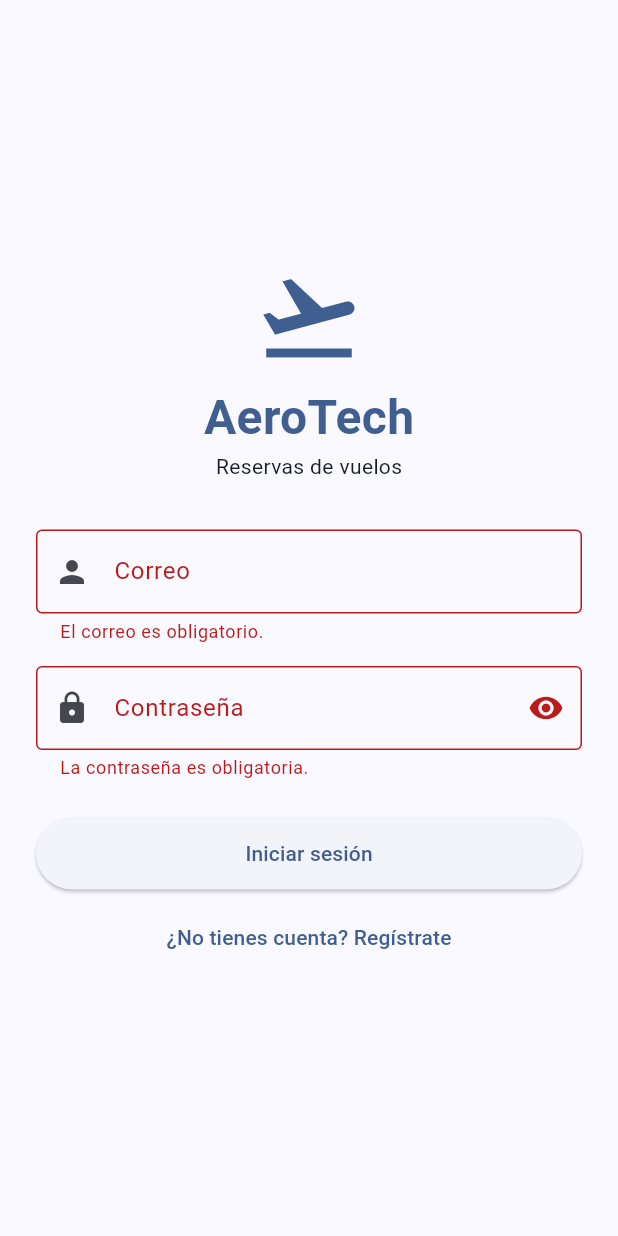
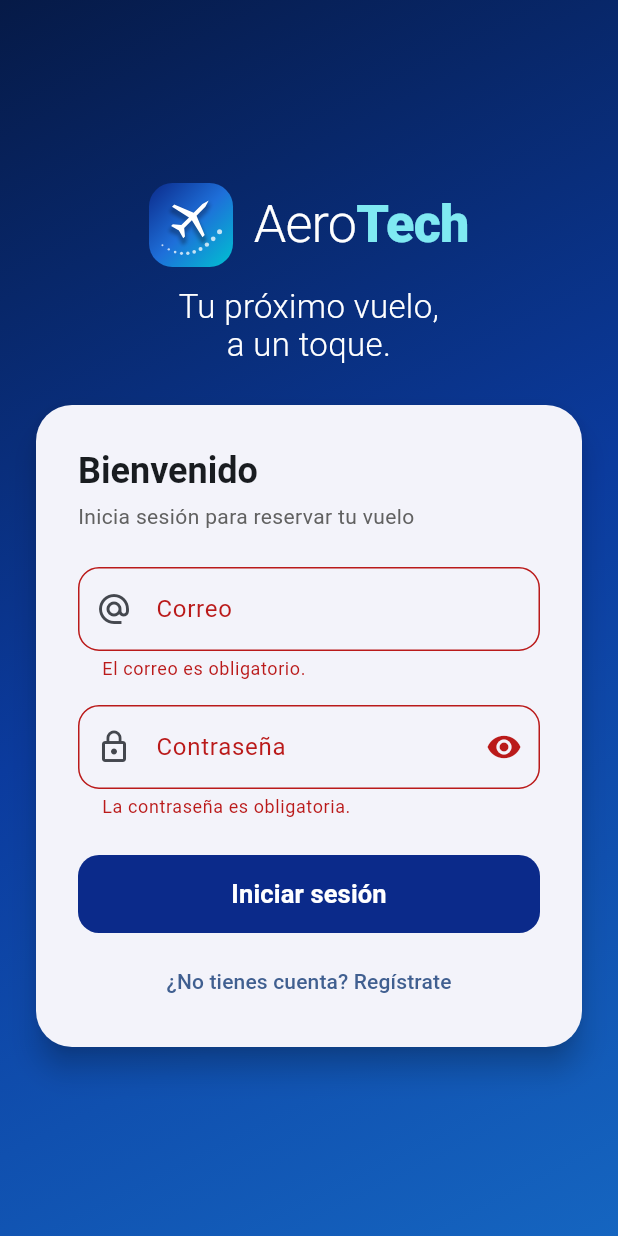
Before and after one commit to kerly1811-mi/AEROTECH, a Flutter app: the screen it shows after launch, after a tap on "Iniciar sesión", on a phone screen of 412 x 824 dp. Run offline on Flutter 3.47's test engine with Material 3 defaults, Android fonts, the phone set to English and light mode, and no system bars; accounts and stored records are empty; network calls fail.

Commit message:
App: logo y login nuevos, cierre automatico de sesion al vencer el token

```diff
--- a/aerotech_app/lib/config.dart
+++ b/aerotech_app/lib/config.dart
@@ -1,3 +1,5 @@
+import 'dart:async';
+
 import 'package:aerotech_app/models/usuario.dart';
 
 class Config {
@@ -7,7 +9,42 @@ class Config {
 
   static bool get sesionActiva => token.isNotEmpty;
 
+  // ---------------------------------------------------------------- expiración automática
+
+  static Timer? _temporizador;
+  static DateTime? _vence;
+
+  /// La registra la app (main.dart): lleva al login y avisa al usuario.
+  static void Function()? alExpirar;
+
+  /// Programa el cierre automático de la sesión cuando el token venza.
+  static void programarExpiracion(Duration duracion) {
+    _temporizador?.cancel();
+    _vence = DateTime.now().add(duracion);
+    if (duracion <= Duration.zero) {
+      expirar();
+      return;
+    }
+    _temporizador = Timer(duracion, expirar);
+  }
+
+  /// Vuelve a comprobar el vencimiento (por ejemplo al volver a la app tras estar en segundo plano,
+  /// cuando el sistema pudo haber detenido el temporizador).
+  static void verificarExpiracion() {
+    final vence = _vence;
+    if (sesionActiva && vence != null && !DateTime.now().isBefore(vence)) expirar();
+  }
+
+  static void expirar() {
+    if (!sesionActiva) return;
+    cerrarSesion();
+    alExpirar?.call();
+  }
+
   static void cerrarSesion() {
+    _temporizador?.cancel();
+    _temporizador = null;
+    _vence = null;
     token = '';
     usuario = null;
   }
--- a/aerotech_app/lib/main.dart
+++ b/aerotech_app/lib/main.dart
@@ -1,19 +1,67 @@
+import 'package:aerotech_app/config.dart';
 import 'package:aerotech_app/pages/login_page.dart';
 import 'package:flutter/material.dart';
 import 'package:flutter_localizations/flutter_localizations.dart';
+
+final navigatorKey = GlobalKey<NavigatorState>();
+final messengerKey = GlobalKey<ScaffoldMessengerState>();
 
 void main() {
   runApp(const MyApp());
 }
 
-class MyApp extends StatelessWidget {
+class MyApp extends StatefulWidget {
   const MyApp({super.key});
+
+  @override
+  State<MyApp> createState() => _MyAppState();
+}
+
+class _MyAppState extends State<MyApp> with WidgetsBindingObserver {
+  @override
+  void initState() {
+    super.initState();
+    WidgetsBinding.instance.addObserver(this);
+    // Al vencer el token se cierra la sesión sin esperar ninguna acción ni respuesta del servidor.
+    Config.alExpirar = _sesionExpirada;
+  }
+
+  @override
+  void dispose() {
+    WidgetsBinding.instance.removeObserver(this);
+    Config.alExpirar = null;
+    super.dispose();
+  }
+
+  @override
+  void didChangeAppLifecycleState(AppLifecycleState state) {
+    if (state == AppLifecycleState.resumed) Config.verificarExpiracion();
+  }
+
+  void _sesionExpirada() {
+    // pushAndRemoveUntil también cierra cualquier diálogo o pantalla abierta.
+    navigatorKey.currentState?.pushAndRemoveUntil(
+      MaterialPageRoute(builder: (context) => const LoginPage()),
+      (route) => false,
+    );
+    messengerKey.currentState
+      ?..hideCurrentSnackBar()
+      ..showSnackBar(
+        const SnackBar(
+          content: Text('Su sesión expiró. Inicie sesión nuevamente.'),
+          backgroundColor: Colors.red,
+          duration: Duration(seconds: 8),
+        ),
+      );
+  }
 
   @override
   Widget build(BuildContext context) {
     return MaterialApp(
       title: 'AeroTech',
       debugShowCheckedModeBanner: false,
+      navigatorKey: navigatorKey,
+      scaffoldMessengerKey: messengerKey,
       locale: const Locale('es'),
       supportedLocales: const [Locale('es')],
       localizationsDelegates: const [
--- a/aerotech_app/lib/pages/home_page.dart
+++ b/aerotech_app/lib/pages/home_page.dart
@@ -4,6 +4,7 @@ import 'package:aerotech_app/pages/reservas_page.dart';
 import 'package:aerotech_app/pages/usuarios_page.dart';
 import 'package:aerotech_app/pages/vuelos_page.dart';
 import 'package:aerotech_app/widgets/boton_cerrar_sesion.dart';
+import 'package:aerotech_app/widgets/logo_aerotech.dart';
 import 'package:flutter/material.dart';
 
 class _Opcion {
@@ -53,7 +54,7 @@ class _HomePageState extends State<HomePage> {
 
     return Scaffold(
       appBar: AppBar(
-        title: const Text('AeroTech'),
+        title: const LogoAeroTech(tamano: 34),
         actions: const [BotonCerrarSesion()],
       ),
       body: Center(
--- a/aerotech_app/lib/pages/login_page.dart
+++ b/aerotech_app/lib/pages/login_page.dart
@@ -2,6 +2,8 @@ import 'package:aerotech_app/pages/home_page.dart';
 import 'package:aerotech_app/pages/registro_page.dart';
 import 'package:aerotech_app/services/api_service.dart';
 import 'package:aerotech_app/services/auth_service.dart';
+import 'package:aerotech_app/widgets/logo_aerotech.dart';
+import 'package:aerotech_app/widgets/ruta_mundial.dart';
 import 'package:flutter/material.dart';
 
 class LoginPage extends StatefulWidget {
@@ -85,50 +87,45 @@ class _LoginPageState extends State<LoginPage> {
     }
   }
 
-  @override
-  Widget build(BuildContext context) {
-    final color = Theme.of(context).colorScheme.primary;
+  Widget _formulario() {
+    final colors = Theme.of(context).colorScheme;
 
-    return Scaffold(
-      body: Center(
-        child: SingleChildScrollView(
-          padding: const EdgeInsets.all(24),
-          child: ConstrainedBox(
-            constraints: const BoxConstraints(maxWidth: 400),
+    return Card(
+      elevation: 8,
+      shape: RoundedRectangleBorder(borderRadius: BorderRadius.circular(24)),
+      child: Padding(
+        padding: const EdgeInsets.fromLTRB(28, 28, 28, 20),
         child: Form(
           key: _formKey,
           child: Column(
+            mainAxisSize: MainAxisSize.min,
+            crossAxisAlignment: CrossAxisAlignment.stretch,
             children: [
-                  Icon(Icons.flight_takeoff, size: 72, color: color),
-                  const SizedBox(height: 8),
               Text(
-                    'AeroTech',
-                    style: TextStyle(
-                      fontSize: 32,
-                      fontWeight: FontWeight.bold,
-                      color: color,
+                'Bienvenido',
+                style: Theme.of(context).textTheme.headlineSmall?.copyWith(fontWeight: FontWeight.bold),
               ),
-                  ),
-                  const Text('Reservas de vuelos'),
-                  const SizedBox(height: 32),
+              const SizedBox(height: 4),
+              Text('Inicia sesión para reservar tu vuelo', style: TextStyle(color: Colors.grey[700])),
+              const SizedBox(height: 24),
               TextFormField(
                 controller: correoController,
                 keyboardType: TextInputType.emailAddress,
-                    decoration: const InputDecoration(
+                decoration: InputDecoration(
                   labelText: 'Correo',
-                      prefixIcon: Icon(Icons.person),
-                      border: OutlineInputBorder(),
+                  prefixIcon: const Icon(Icons.alternate_email),
+                  border: OutlineInputBorder(borderRadius: BorderRadius.circular(14)),
                 ),
                 validator: _validateCorreo,
               ),
-                  const SizedBox(height: 15),
+              const SizedBox(height: 16),
               TextFormField(
                 controller: passwordController,
                 obscureText: _ocultar,
                 decoration: InputDecoration(
                   labelText: 'Contraseña',
-                      prefixIcon: const Icon(Icons.lock),
-                      border: const OutlineInputBorder(),
+                  prefixIcon: const Icon(Icons.lock_outline),
+                  border: OutlineInputBorder(borderRadius: BorderRadius.circular(14)),
                   suffixIcon: IconButton(
                     icon: Icon(_ocultar ? Icons.visibility : Icons.visibility_off),
                     onPressed: () => setState(() => _ocultar = !_ocultar),
@@ -137,27 +134,31 @@ class _LoginPageState extends State<LoginPage> {
                 validator: _validatePassword,
                 onFieldSubmitted: (_) => _login(),
               ),
-                  const SizedBox(height: 25),
+              const SizedBox(height: 24),
               SizedBox(
-                    width: double.infinity,
-                    height: 48,
-                    child: ElevatedButton(
+                height: 52,
+                child: FilledButton(
+                  style: FilledButton.styleFrom(
+                    backgroundColor: const Color(0xFF0B2A8A),
+                    shape: RoundedRectangleBorder(borderRadius: BorderRadius.circular(14)),
+                  ),
                   onPressed: _isLoading ? null : _login,
                   child: _isLoading
                       ? const SizedBox(
-                              height: 20,
-                              width: 20,
-                              child: CircularProgressIndicator(strokeWidth: 2),
+                          height: 22,
+                          width: 22,
+                          child: CircularProgressIndicator(strokeWidth: 2.5, color: Colors.white),
                         )
-                          : const Text('Iniciar sesión'),
+                      : const Text('Iniciar sesión', style: TextStyle(fontSize: 17, fontWeight: FontWeight.bold)),
                 ),
               ),
               if (_isLoading)
-                    const Padding(
-                      padding: EdgeInsets.only(top: 12),
+                Padding(
+                  padding: const EdgeInsets.only(top: 12),
                   child: Text(
                     'La primera conexión puede tardar hasta un minuto.',
-                        style: TextStyle(fontSize: 12),
+                    textAlign: TextAlign.center,
+                    style: TextStyle(fontSize: 12, color: Colors.grey[700]),
                   ),
                 ),
               const SizedBox(height: 8),
@@ -166,12 +167,104 @@ class _LoginPageState extends State<LoginPage> {
                   context,
                   MaterialPageRoute(builder: (context) => const RegistroPage()),
                 ),
-                    child: const Text('¿No tienes cuenta? Regístrate'),
+                child: Text('¿No tienes cuenta? Regístrate', style: TextStyle(color: colors.primary)),
               ),
             ],
           ),
         ),
       ),
+    );
+  }
+
+  Widget _portada({required bool ancho}) {
+    return Column(
+      mainAxisSize: MainAxisSize.min,
+      crossAxisAlignment: ancho ? CrossAxisAlignment.start : CrossAxisAlignment.center,
+      children: [
+        LogoAeroTech(tamano: ancho ? 72 : 56, claro: true),
+        const SizedBox(height: 14),
+        Text(
+          'Tu próximo vuelo,\na un toque.',
+          textAlign: ancho ? TextAlign.start : TextAlign.center,
+          style: TextStyle(
+            color: Colors.white,
+            fontSize: ancho ? 40 : 22,
+            fontWeight: FontWeight.w300,
+            height: 1.15,
+          ),
+        ),
+        if (ancho) ...[
+          const SizedBox(height: 10),
+          const Text(
+            'Compara destinos, elige tu asiento y viaja con un solo comprobante.',
+            style: TextStyle(color: Colors.white70, fontSize: 16),
+          ),
+          const SizedBox(height: 28),
+          const SizedBox(
+            width: 520,
+            child: RutaMundial(
+              origenLat: -0.1292,
+              origenLon: -78.3575,
+              destinoLat: 40.4983,
+              destinoLon: -3.5676,
+              origenCodigo: 'UIO',
+              destinoCodigo: 'MAD',
+            ),
+          ),
+        ],
+      ],
+    );
+  }
+
+  @override
+  Widget build(BuildContext context) {
+    return Scaffold(
+      body: Container(
+        decoration: const BoxDecoration(
+          gradient: LinearGradient(
+            begin: Alignment.topLeft,
+            end: Alignment.bottomRight,
+            colors: [Color(0xFF061A47), Color(0xFF0B3B9E), Color(0xFF1565C0)],
+          ),
+        ),
+        child: LayoutBuilder(
+          builder: (context, c) {
+            final ancho = c.maxWidth >= 900;
+
+            if (ancho) {
+              return Center(
+                child: SingleChildScrollView(
+                  padding: const EdgeInsets.all(40),
+                  child: Row(
+                    mainAxisSize: MainAxisSize.min,
+                    crossAxisAlignment: CrossAxisAlignment.center,
+                    children: [
+                      Flexible(child: _portada(ancho: true)),
+                      const SizedBox(width: 64),
+                      SizedBox(width: 420, child: _formulario()),
+                    ],
+                  ),
+                ),
+              );
+            }
+
+            return Center(
+              child: SingleChildScrollView(
+                padding: const EdgeInsets.all(20),
+                child: ConstrainedBox(
+                  constraints: const BoxConstraints(maxWidth: 440),
+                  child: Column(
+                    mainAxisSize: MainAxisSize.min,
+                    children: [
+                      _portada(ancho: false),
+                      const SizedBox(height: 24),
+                      _formulario(),
+                    ],
+                  ),
+                ),
+              ),
+            );
+          },
         ),
       ),
     );
--- a/aerotech_app/lib/pages/vuelos_page.dart
+++ b/aerotech_app/lib/pages/vuelos_page.dart
@@ -10,6 +10,7 @@ import 'package:aerotech_app/widgets/aeropuerto_field.dart';
 import 'package:aerotech_app/widgets/boton_inicio.dart';
 import 'package:aerotech_app/widgets/boton_cerrar_sesion.dart';
 import 'package:aerotech_app/widgets/error_view.dart';
+import 'package:aerotech_app/widgets/logo_aerotech.dart';
 import 'package:aerotech_app/widgets/selector_fechas.dart';
 import 'package:flutter/material.dart';
 
@@ -597,7 +598,7 @@ class _VuelosPageState extends State<VuelosPage> {
   Widget build(BuildContext context) {
     return Scaffold(
       appBar: AppBar(
-        title: Text(widget.inicio ? 'AeroTech' : 'Buscar vuelos'),
+        title: widget.inicio ? const LogoAeroTech(tamano: 34) : const Text('Buscar vuelos'),
         actions: [
           if (!widget.inicio) const BotonInicio(),
           const BotonCerrarSesion(),
--- a/aerotech_app/lib/services/auth_service.dart
+++ b/aerotech_app/lib/services/auth_service.dart
@@ -18,6 +18,14 @@ class AuthService extends ApiService {
           final body = decode(response);
           Config.token = body['token'];
           Config.usuario = Usuario.fromJson(body['usuario']);
+          // Cierre automático al vencer el token (se usa la duración, no la hora, para no depender del reloj).
+          final segundos = (body['expira_en_segundos'] as num?)?.toInt();
+          if (segundos != null) {
+            Config.programarExpiracion(Duration(seconds: segundos));
+          } else if (body['expiracion'] != null) {
+            final vence = DateTime.tryParse(body['expiracion'].toString());
+            if (vence != null) Config.programarExpiracion(vence.difference(DateTime.now()));
+          }
           return Config.usuario!;
         }
 
--- /dev/null
+++ b/aerotech_app/lib/widgets/logo_aerotech.dart
@@ -0,0 +1,116 @@
+import 'dart:math' as math;
+
+import 'package:flutter/material.dart';
+
+/// Marca de AeroTech: avión sobre una órbita, dentro de un cuadrado redondeado con degradado.
+class MarcaAeroTech extends StatelessWidget {
+  final double tamano;
+
+  const MarcaAeroTech({super.key, this.tamano = 64});
+
+  @override
+  Widget build(BuildContext context) {
+    return SizedBox(
+      width: tamano,
+      height: tamano,
+      child: CustomPaint(painter: _MarcaPainter()),
+    );
+  }
+}
+
+/// Marca + nombre "AeroTech". Con [claro] el texto es blanco (para fondos oscuros).
+class LogoAeroTech extends StatelessWidget {
+  final double tamano;
+  final bool claro;
+  final bool vertical;
+
+  const LogoAeroTech({super.key, this.tamano = 48, this.claro = false, this.vertical = false});
+
+  @override
+  Widget build(BuildContext context) {
+    final base = claro ? Colors.white : const Color(0xFF0B2A8A);
+    final acento = claro ? const Color(0xFF7FE9F2) : const Color(0xFF009DAE);
+    final estilo = TextStyle(fontSize: tamano * 0.62, letterSpacing: -0.5, height: 1);
+
+    final nombre = Text.rich(
+      TextSpan(
+        children: [
+          TextSpan(text: 'Aero', style: estilo.copyWith(color: base, fontWeight: FontWeight.w300)),
+          TextSpan(text: 'Tech', style: estilo.copyWith(color: acento, fontWeight: FontWeight.w800)),
+        ],
+      ),
+    );
+
+    final marca = MarcaAeroTech(tamano: tamano);
+    if (vertical) {
+      return Column(mainAxisSize: MainAxisSize.min, children: [marca, SizedBox(height: tamano * 0.25), nombre]);
+    }
+    return Row(mainAxisSize: MainAxisSize.min, children: [marca, SizedBox(width: tamano * 0.25), nombre]);
+  }
+}
+
+class _MarcaPainter extends CustomPainter {
+  @override
+  void paint(Canvas canvas, Size size) {
+    final w = size.width;
+    final h = size.height;
+    final rect = Offset.zero & size;
+
+    // Fondo
+    canvas.drawRRect(
+      RRect.fromRectAndRadius(rect, Radius.circular(w * 0.28)),
+      Paint()
+        ..shader = const LinearGradient(
+          begin: Alignment.topLeft,
+          end: Alignment.bottomRight,
+          colors: [Color(0xFF0B2A8A), Color(0xFF1E6FD9), Color(0xFF00C2D1)],
+        ).createShader(rect),
+    );
+
+    // Órbita punteada bajo el avión
+    final a = Offset(w * 0.16, h * 0.74);
+    final c = Offset(w * 0.5, h * 1.0);
+    final b = Offset(w * 0.84, h * 0.58);
+    final punto = Paint()..color = Colors.white.withValues(alpha: 0.75);
+    const n = 9;
+    for (var i = 0; i <= n; i++) {
+      final t = i / n;
+      final u = 1 - t;
+      final p = a * (u * u) + c * (2 * u * t) + b * (t * t);
+      canvas.drawCircle(p, w * (0.012 + 0.018 * t), punto);
+    }
+
+    // Avión (apunta arriba a la derecha)
+    final mitad = <Offset>[
+      const Offset(0, -1),
+      const Offset(0.09, -0.7),
+      const Offset(0.09, -0.15),
+      const Offset(0.95, 0.2),
+      const Offset(0.95, 0.34),
+      const Offset(0.09, 0.14),
+      const Offset(0.09, 0.62),
+      const Offset(0.38, 0.86),
+      const Offset(0.38, 0.97),
+      const Offset(0, 0.86),
+    ];
+    final path = Path()..moveTo(mitad.first.dx, mitad.first.dy);
+    for (final p in mitad.skip(1)) {
+      path.lineTo(p.dx, p.dy);
+    }
+    for (final p in mitad.skip(1).toList().reversed) {
+      path.lineTo(-p.dx, p.dy);
+    }
+    path.close();
+
+    canvas.save();
+    canvas.translate(w * 0.52, h * 0.40);
+    canvas.rotate(math.pi / 4);
+    canvas.scale(w * 0.27);
+    canvas.drawShadow(path, Colors.black, 1.5, true);
+    canvas.drawPath(path, Paint()..color = Colors.white);
+    canvas.restore();
+  }
+
+  @override
+  bool shouldRepaint(covariant CustomPainter oldDelegate) => false;
+}
```
Lines whose indentation alone changed are shown as unchanged.
